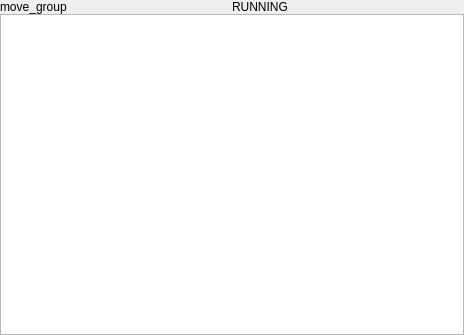
Before: the Qt Designer form rqt_moveit/resource/moveit_top.ui in ros-visualization/rqt_moveit, drawn with Qt 5.
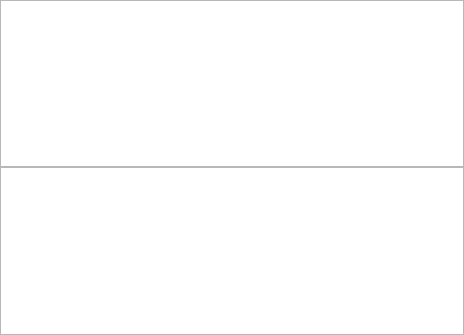
After: the same form once the commit is applied. Custom widgets are drawn as their Qt base class.

Commit message: rqt_moveit) add node monitoring/pinging feature.

Diff of the .ui file:
```diff
--- a/rqt_moveit/resource/moveit_top.ui
+++ b/rqt_moveit/resource/moveit_top.ui
@@ -54,25 +54,20 @@
    <item>
     <layout class="QVBoxLayout" name="verticalLayout">
      <item>
-      <layout class="QHBoxLayout" name="horizontalLayout">
-       <item>
-        <widget class="QLabel" name="_label_moveit">
-         <property name="text">
-          <string>move_group</string>
-         </property>
-         <property name="alignment">
-          <set>Qt::AlignLeading|Qt::AlignLeft|Qt::AlignVCenter</set>
-         </property>
-        </widget>
-       </item>
-       <item>
-        <widget class="QLabel" name="_label_status">
-         <property name="text">
-          <string>RUNNING</string>
-         </property>
-        </widget>
-       </item>
-      </layout>
+      <widget class="QTableView" name="_view_nodes">
+       <property name="alternatingRowColors">
+        <bool>true</bool>
+       </property>
+       <property name="sortingEnabled">
+        <bool>false</bool>
+       </property>
+       <property name="allColumnsShowFocus" stdset="0">
+        <bool>true</bool>
+       </property>
+       <attribute name="horizontalHeaderVisible">
+        <bool>false</bool>
+       </attribute>
+      </widget>
      </item>
      <item>
       <widget class="TopicWidget" name="_widget_topic" native="true"/>
```
The commit also changes 3 other files.
